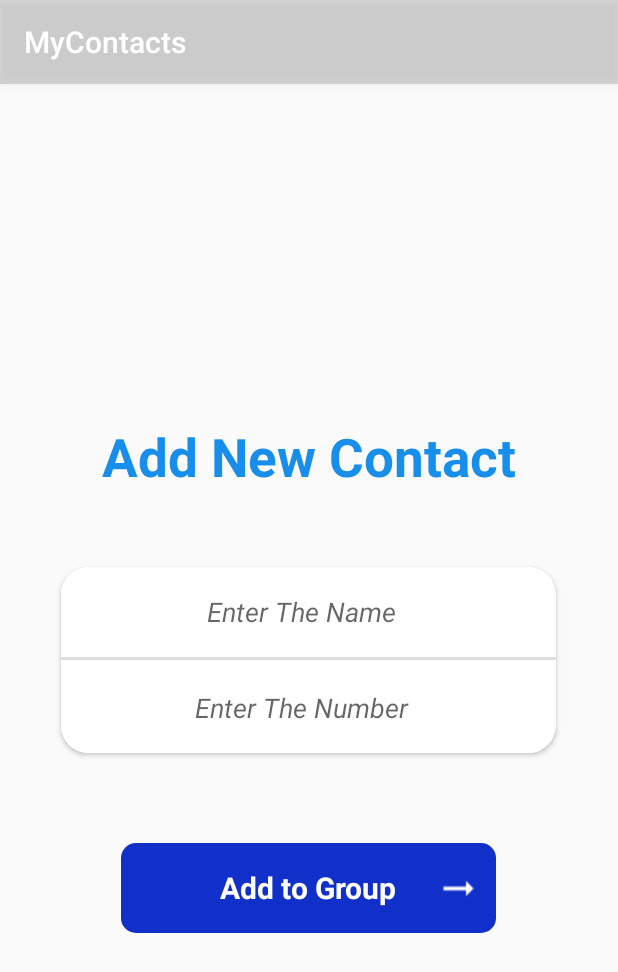
After one commit to Eleyeen/newMyContact, an Android app: the CustomNewMemberActivity screen opened directly, with no data from a screen before it, on a phone screen of 412 x 824 dp. The commit adds this screen. Shown: the top 972 px of the screen. Run offline under Robolectric (Android 15) with nearby library versions, the phone set to English and light mode, and no system bars; our stand-ins replace ButterKnife.

Commit message:
add new Member

```diff
--- a/app/src/main/AndroidManifest.xml
+++ b/app/src/main/AndroidManifest.xml
@@ -13,7 +13,8 @@
         android:roundIcon="@mipmap/ic_launcher_round"
         android:supportsRtl="true"
         android:theme="@style/AppTheme">
-        <activity android:name=".ui.activities.NewMemberActivity"></activity>
+        <activity android:name=".ui.activities.CustomNewMemberActivity"></activity>
+        <activity android:name=".ui.activities.NewMemberActivity" />
         <activity android:name=".ui.activities.GroupContactActivity" />
         <activity android:name=".ui.activities.GroupNameSetActivity" />
         <activity android:name=".ui.activities.GroupMessageActivity" />
--- a/app/src/main/java/com/example/mycontacts/dataBase/ContactCurd.java
+++ b/app/src/main/java/com/example/mycontacts/dataBase/ContactCurd.java
@@ -22,7 +22,6 @@ public class ContactCurd {
         ContactDataBase dbContactDataBase = new ContactDataBase(context);
         database = dbContactDataBase.getWritableDatabase();
         this.context = context;
-
     }
 
     public void insertGroupName(String strGroupName, Context context) {
@@ -94,7 +93,6 @@ public class ContactCurd {
 
         }
     }
-
     public List<AllContactDataModel> GetAllContact() {
         List<AllContactDataModel> list = new ArrayList<>();
 
@@ -125,7 +123,6 @@ public class ContactCurd {
         }
         return list;
     }
-
     public List<GroupDataModel> getGroupContact(String strGroupName, Context context) {
         List<GroupDataModel> list = new ArrayList<>();
 
--- /dev/null
+++ b/app/src/main/java/com/example/mycontacts/ui/activities/CustomNewMemberActivity.java
@@ -0,0 +1,90 @@
+package com.example.mycontacts.ui.activities;
+
+import androidx.appcompat.app.AppCompatActivity;
+import androidx.recyclerview.widget.LinearLayoutManager;
+
+import android.content.Context;
+import android.content.Intent;
+import android.content.SharedPreferences;
+import android.os.Bundle;
+import android.util.Log;
+import android.view.View;
+import android.widget.EditText;
+import android.widget.TextView;
+import android.widget.Toast;
+
+import com.example.mycontacts.R;
+import com.example.mycontacts.adapters.ContactAdapter;
+import com.example.mycontacts.dataBase.ContactCurd;
+import com.example.mycontacts.ui.fragments.AddContactFragment;
+
+import java.util.ArrayList;
+
+import butterknife.BindView;
+import butterknife.ButterKnife;
+
+public class CustomNewMemberActivity extends AppCompatActivity implements View.OnClickListener {
+
+    @BindView(R.id.addNewMemberBtn)
+    TextView addToContact;
+    @BindView(R.id.newMemberName)
+    EditText newMemberName;
+    @BindView(R.id.newMemberNumber)
+    EditText newMemberNum;
+    ContactCurd contactCurd;
+
+    @Override
+    protected void onCreate(Bundle savedInstanceState) {
+        super.onCreate(savedInstanceState);
+        setContentView(R.layout.activity_custom_new_member);
+        initUI();
+    }
+
+    private void initUI() {
+        ButterKnife.bind(this);
+        contactCurd = new ContactCurd(this);
+        addToContact.setOnClickListener(this);
+
+    }
+
+    @Override
+    public void onClick(View v) {
+
+        switch (v.getId()) {
+            case R.id.addNewMemberBtn:
+
+                SharedPreferences sharedPreferences = getSharedPreferences("abcd", Context.MODE_PRIVATE);
+                String strGroupName = sharedPreferences.getString("ide", "");
+
+
+
+                if (strGroupName.equals("") ) {
+                    Toast.makeText(this, "Error", Toast.LENGTH_SHORT).show();
+                } else  {
+
+
+                   String strContactName = newMemberName.getText().toString();
+                   String strContactNumber = newMemberNum.getText().toString();
+
+                   if(strContactName.equals("")&&strContactNumber.equals("")){
+                       Toast.makeText(this, "Enter The Number And Name", Toast.LENGTH_SHORT).show();
+                   }else if(strContactName.equals("")){
+                       Toast.makeText(this, "Enter The Name", Toast.LENGTH_SHORT).show();
+                   }else if(strContactNumber.equals("")){
+                       Toast.makeText(this, "Enter The Number", Toast.LENGTH_SHORT).show();
+                   }else {
+                       contactCurd.insertContact(this, strGroupName, strContactName, strContactNumber);
+                       Log.d("insertContact", strContactName);
+                       Log.d("insertContact", strGroupName);
+                       Intent intent = new Intent(CustomNewMemberActivity.this, GroupContactActivity.class);
+                       startActivity(intent);
+                       Toast.makeText(this, strContactName, Toast.LENGTH_SHORT).show();
+                   }
+
+                }
+                break;
+        }
+
+
+    }
+}
--- a/app/src/main/java/com/example/mycontacts/ui/activities/GroupContactActivity.java
+++ b/app/src/main/java/com/example/mycontacts/ui/activities/GroupContactActivity.java
@@ -90,7 +90,7 @@ public class GroupContactActivity extends AppCompatActivity {
 
             case R.id.add_new_member:
 
-                Intent intent = new Intent(GroupContactActivity.this,NewMemberActivity.class);
+                Intent intent = new Intent(GroupContactActivity.this,CustomNewMemberActivity.class);
                 startActivity(intent);
                 break;
 
--- a/app/src/main/java/com/example/mycontacts/ui/activities/NewMemberActivity.java
+++ b/app/src/main/java/com/example/mycontacts/ui/activities/NewMemberActivity.java
@@ -151,7 +151,7 @@ public class NewMemberActivity extends AppCompatActivity implements View.OnClick
 
 
                 if (strGroupName.equals("")) {
-                    Toast.makeText(this, "Select Number", Toast.LENGTH_SHORT).show();
+                    Toast.makeText(this, "Error", Toast.LENGTH_SHORT).show();
                 } else {
 
                     AddContactFragment.aBooleanResfreshAdapter = true;
--- /dev/null
+++ b/app/src/main/res/layout/activity_custom_new_member.xml
@@ -0,0 +1,103 @@
+<?xml version="1.0" encoding="utf-8"?>
+<RelativeLayout xmlns:android="http://schemas.android.com/apk/res/android"
+    xmlns:app="http://schemas.android.com/apk/res-auto"
+    xmlns:tools="http://schemas.android.com/tools"
+    android:layout_width="match_parent"
+    android:layout_height="match_parent"
+    tools:context=".ui.activities.CustomNewMemberActivity">
+
+    <TextView
+        android:layout_width="wrap_content"
+        android:layout_height="wrap_content"
+        android:text="Add New Contact"
+        android:layout_centerHorizontal="true"
+        android:layout_above="@id/cardNewMember"
+        android:layout_marginBottom="50dp"
+        android:textSize="35dp"
+        android:textStyle="bold"
+        android:textColor="@color/colorAccent"
+        />
+
+    <androidx.cardview.widget.CardView
+        android:layout_width="330dp"
+        android:id="@+id/cardNewMember"
+        android:layout_height="wrap_content"
+        android:layout_centerHorizontal="true"
+        android:layout_centerInParent="true"
+        app:cardCornerRadius="18dp"
+        >
+        <RelativeLayout
+            android:layout_width="match_parent"
+            android:layout_height="match_parent">
+        <EditText
+            android:background="@color/colorWhite"
+            android:layout_width="320dp"
+            android:layout_height="60dp"
+            android:hint="Enter The Name"
+            android:layout_gravity="center"
+            android:gravity="center"
+            android:textSize="18dp"
+            android:inputType="textPersonName"
+            android:id="@+id/newMemberName"
+            android:textStyle="italic"
+            />
+            <View
+                android:layout_width="match_parent"
+                android:layout_height="2dp"
+                android:layout_below="@id/newMemberName"
+                android:background="#DDDDDD"
+                />
+
+        <EditText
+            android:background="@color/colorWhite"
+            android:textStyle="italic"
+            android:layout_below="@id/newMemberName"
+            android:layout_width="320dp"
+            android:layout_height="60dp"
+            android:layout_marginTop="4dp"
+            android:hint="Enter The Number"
+            android:layout_gravity="center"
+            android:maxLength="13"
+            android:gravity="center"
+            android:textSize="18dp"
+            android:inputType="phone"
+            android:id="@+id/newMemberNumber"
+            />
+        </RelativeLayout>
+    </androidx.cardview.widget.CardView>
+
+
+    <RelativeLayout
+        android:layout_width="250dp"
+        android:layout_height="wrap_content"
+        android:layout_marginTop="50dp"
+        android:layout_below="@id/cardNewMember"
+        android:layout_centerHorizontal="true"
+        >
+        <TextView
+            android:gravity="center"
+            android:layout_width="250dp"
+            android:layout_height="60dp"
+            android:id="@+id/addNewMemberBtn"
+            android:layout_centerHorizontal="true"
+            android:layout_marginTop="10dp"
+            android:text="Add to Group"
+
+            android:textSize="20dp"
+            android:textStyle="bold"
+            android:textColor="@color/colorWhite"
+            android:background="@drawable/background_btn"
+            />
+
+        <ImageView
+            android:layout_marginRight="10dp"
+            android:layout_width="30dp"
+            android:layout_height="30dp"
+            android:src="@drawable/arrow"
+            android:layout_marginTop="25dp"
+            android:layout_alignParentRight="true"
+            />
+    </RelativeLayout>
+
+
+</RelativeLayout>
--- a/app/src/main/res/menu/add_contact_menu.xml
+++ b/app/src/main/res/menu/add_contact_menu.xml
@@ -1,5 +1,9 @@
 <?xml version="1.0" encoding="utf-8"?>
-<menu xmlns:android="http://schemas.android.com/apk/res/android">
+<menu xmlns:android="http://schemas.android.com/apk/res/android"
+    xmlns:app="http://schemas.android.com/apk/res-auto">
 <item android:id="@+id/add_new_member"
-    android:title="Add New Member"/>
+    android:title="Add New Member"
+    app:showAsAction="always"
+    />
+
 </menu>
```
